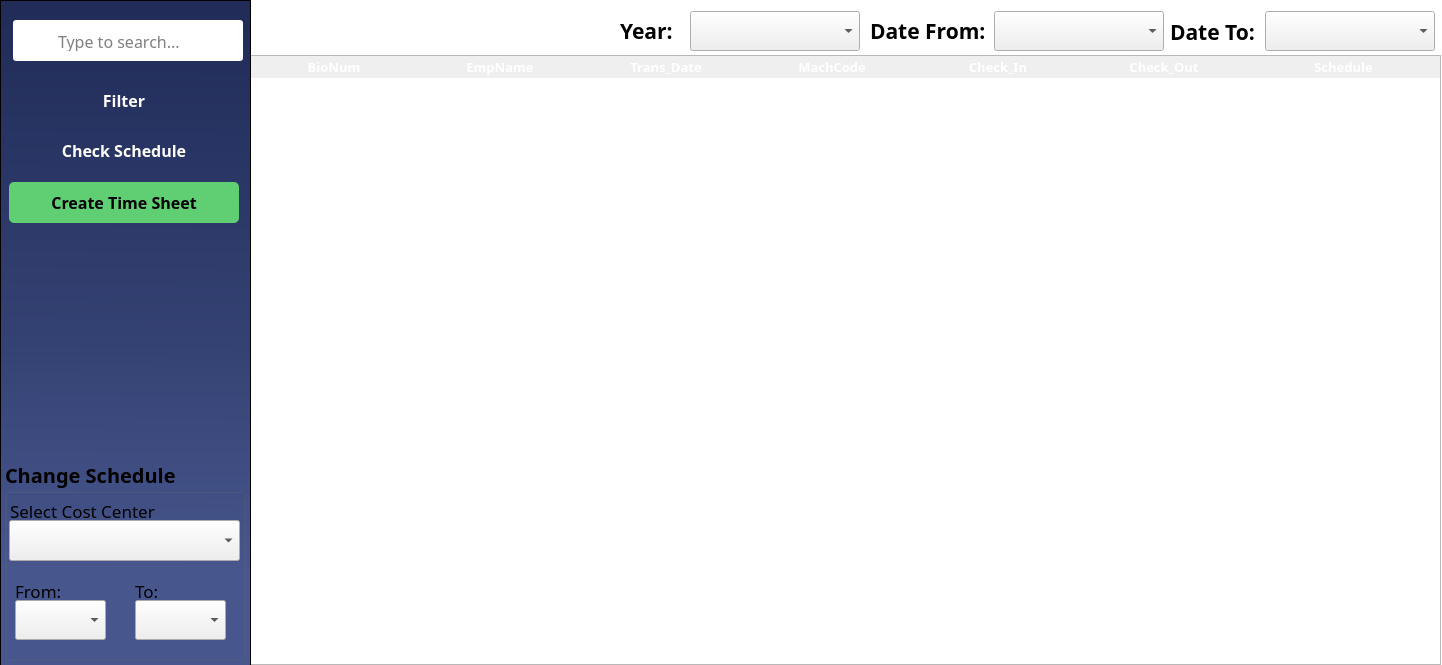
Maze711/systemPayroll, file MainFrame/Resources/UI/timecard.ui: the form before one commit.
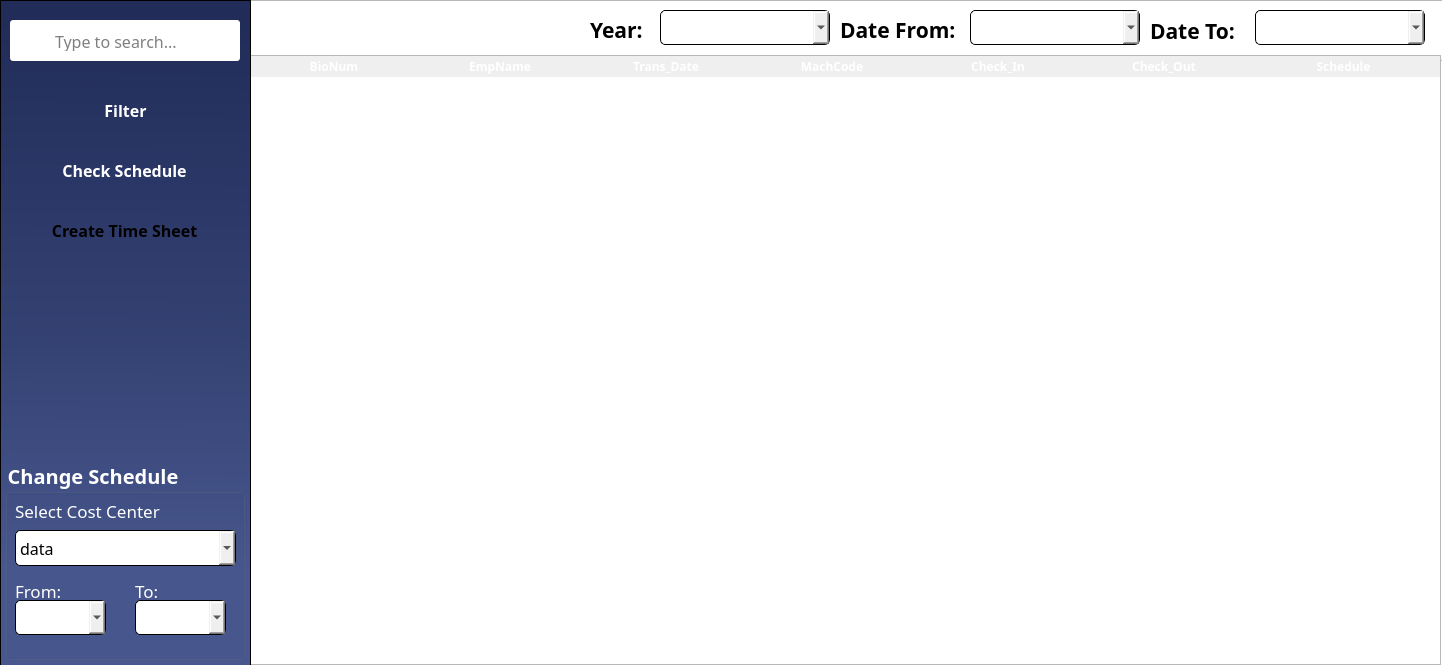
The form after the commit. Icons and pictures are not drawn.

Commit message: Search Function (Timecard)

```diff
--- a/MainFrame/Resources/UI/timecard.ui
+++ b/MainFrame/Resources/UI/timecard.ui
@@ -19,14 +19,14 @@
 }
 
 #btnCheckSched, #btnFilter, #btnCostCenter {
-	background-color: &quot;#344273&quot;;
+	background-color: &quot;#546aba&quot;;
 	color: white;
 	border-radius: 5px;
 }
 
 #btnTimeSheet{
 border-radius: 5px;
-background-color: rgb(96, 206, 114);
+background-color: &quot;#30d977&quot;;
 }</string>
   </property>
   <widget class="QTableWidget" name="TimeListTable">
@@ -47,7 +47,7 @@
    <property name="font">
     <font>
      <family>Poppins SemiBold</family>
-     <pointsize>10</pointsize>
+     <pointsize>12</pointsize>
      <weight>75</weight>
      <bold>true</bold>
     </font>
@@ -64,7 +64,7 @@
 QHeaderView::section {
 	font-family: Poppins;
 	font-weight: bold;
-	font-size: 13px;
+	font-size: 12px;
 	color: white;
 	background-color: &quot;#344273&quot;;
 	border: none;
@@ -193,48 +193,6 @@
     </property>
    </column>
   </widget>
-  <widget class="QLabel" name="lblDateFrom">
-   <property name="geometry">
-    <rect>
-     <x>870</x>
-     <y>10</y>
-     <width>121</width>
-     <height>41</height>
-    </rect>
-   </property>
-   <property name="font">
-    <font>
-     <family>Poppins</family>
-     <pointsize>16</pointsize>
-     <weight>75</weight>
-     <bold>true</bold>
-    </font>
-   </property>
-   <property name="text">
-    <string>Date From:</string>
-   </property>
-  </widget>
-  <widget class="QLabel" name="lblDateTo">
-   <property name="geometry">
-    <rect>
-     <x>1170</x>
-     <y>11</y>
-     <width>91</width>
-     <height>41</height>
-    </rect>
-   </property>
-   <property name="font">
-    <font>
-     <family>Poppins</family>
-     <pointsize>16</pointsize>
-     <weight>75</weight>
-     <bold>true</bold>
-    </font>
-   </property>
-   <property name="text">
-    <string>Date To:</string>
-   </property>
-  </widget>
   <widget class="QFrame" name="sideBar">
    <property name="geometry">
     <rect>
@@ -258,9 +216,9 @@
    <widget class="QPushButton" name="btnTimeSheet">
     <property name="geometry">
      <rect>
-      <x>9</x>
-      <y>182</y>
-      <width>230</width>
+      <x>19</x>
+      <y>210</y>
+      <width>211</width>
       <height>41</height>
      </rect>
     </property>
@@ -291,7 +249,7 @@
    <widget class="QFrame" name="searchBar">
     <property name="geometry">
      <rect>
-      <x>13</x>
+      <x>10</x>
       <y>20</y>
       <width>230</width>
       <height>41</height>
@@ -302,9 +260,9 @@
     </property>
     <property name="styleSheet">
      <string notr="true">#searchBar{
-	border: 1px solid &quot;#344273&quot;;
+	border: 1px solid &quot;#CBD5E0&quot;;
 	border-radius: 3px; 
-	background-color: white;
+ 	background-color: white;
 }</string>
     </property>
     <property name="frameShape">
@@ -313,7 +271,7 @@
     <property name="frameShadow">
      <enum>QFrame::Raised</enum>
     </property>
-    <widget class="QLineEdit" name="txtSearch">
+    <widget class="QLineEdit" name="searchBioNum">
      <property name="geometry">
       <rect>
        <x>43</x>
@@ -377,9 +335,9 @@
    <widget class="QPushButton" name="btnFilter">
     <property name="geometry">
      <rect>
-      <x>9</x>
-      <y>80</y>
-      <width>230</width>
+      <x>20</x>
+      <y>90</y>
+      <width>211</width>
       <height>41</height>
      </rect>
     </property>
@@ -410,9 +368,9 @@
    <widget class="QPushButton" name="btnCheckSched">
     <property name="geometry">
      <rect>
-      <x>9</x>
-      <y>130</y>
-      <width>230</width>
+      <x>19</x>
+      <y>150</y>
+      <width>211</width>
       <height>41</height>
      </rect>
     </property>
@@ -457,6 +415,16 @@
       <bold>true</bold>
      </font>
     </property>
+    <property name="styleSheet">
+     <string notr="true">#groupBox, #lblFromCC, #lblToCC, #lblSelectCC{
+	color: white;
+}
+
+#costCenterBox, #costCenterFrom, #costCenterTo{
+border: 1px solid black;
+border-radius: 5px;
+}</string>
+    </property>
     <property name="title">
      <string>Change Schedule</string>
     </property>
@@ -466,9 +434,15 @@
        <x>130</x>
        <y>140</y>
        <width>91</width>
-       <height>40</height>
+       <height>35</height>
       </rect>
      </property>
+     <property name="font">
+      <font>
+       <family>Poppins</family>
+       <pointsize>12</pointsize>
+      </font>
+     </property>
     </widget>
     <widget class="QComboBox" name="costCenterFrom">
      <property name="geometry">
@@ -476,9 +450,15 @@
        <x>10</x>
        <y>140</y>
        <width>91</width>
-       <height>40</height>
+       <height>35</height>
       </rect>
      </property>
+     <property name="font">
+      <font>
+       <family>Poppins</family>
+       <pointsize>12</pointsize>
+      </font>
+     </property>
     </widget>
     <widget class="QLabel" name="lblToCC">
      <property name="geometry">
@@ -504,7 +484,7 @@
     <widget class="QLabel" name="lblSelectCC">
      <property name="geometry">
       <rect>
-       <x>5</x>
+       <x>10</x>
        <y>40</y>
        <width>211</width>
        <height>21</height>
@@ -525,12 +505,23 @@
     <widget class="QComboBox" name="costCenterBox">
      <property name="geometry">
       <rect>
-       <x>4</x>
-       <y>60</y>
-       <width>231</width>
-       <height>41</height>
+       <x>10</x>
+       <y>70</y>
+       <width>221</width>
+       <height>36</height>
       </rect>
      </property>
+     <property name="font">
+      <font>
+       <family>Poppins</family>
+       <pointsize>12</pointsize>
+      </font>
+     </property>
+     <item>
+      <property name="text">
+       <string>data</string>
+      </property>
+     </item>
     </widget>
     <widget class="QLabel" name="lblFromCC">
      <property name="geometry">
@@ -555,57 +546,150 @@
     </widget>
    </widget>
   </widget>
-  <widget class="QComboBox" name="dateFromCC">
+  <widget class="QFrame" name="header">
    <property name="geometry">
     <rect>
-     <x>994</x>
-     <y>11</y>
-     <width>170</width>
-     <height>40</height>
+     <x>250</x>
+     <y>0</y>
+     <width>1201</width>
+     <height>61</height>
     </rect>
    </property>
-  </widget>
-  <widget class="QComboBox" name="dateToCC">
-   <property name="geometry">
-    <rect>
-     <x>1265</x>
-     <y>11</y>
-     <width>170</width>
-     <height>40</height>
-    </rect>
+   <property name="styleSheet">
+    <string notr="true">#header{
+background-color: &quot;#DCE5FE&quot;;
+}
+
+#yearCC, #dateToCC, #dateFromCC{
+border: 1px solid black;
+border-radius: 5px;
+}
+</string>
    </property>
-  </widget>
-  <widget class="QLabel" name="lblYear">
-   <property name="geometry">
-    <rect>
-     <x>620</x>
-     <y>10</y>
-     <width>71</width>
-     <height>41</height>
-    </rect>
+   <property name="frameShape">
+    <enum>QFrame::StyledPanel</enum>
    </property>
-   <property name="font">
-    <font>
-     <family>Poppins</family>
-     <pointsize>16</pointsize>
-     <weight>75</weight>
-     <bold>true</bold>
-    </font>
+   <property name="frameShadow">
+    <enum>QFrame::Raised</enum>
    </property>
-   <property name="text">
-    <string>Year:</string>
-   </property>
+   <widget class="QLabel" name="lblYear">
+    <property name="geometry">
+     <rect>
+      <x>340</x>
+      <y>9</y>
+      <width>71</width>
+      <height>41</height>
+     </rect>
+    </property>
+    <property name="font">
+     <font>
+      <family>Poppins</family>
+      <pointsize>16</pointsize>
+      <weight>75</weight>
+      <bold>true</bold>
+     </font>
+    </property>
+    <property name="text">
+     <string>Year:</string>
+    </property>
+   </widget>
+   <widget class="QComboBox" name="dateFromCC">
+    <property name="geometry">
+     <rect>
+      <x>720</x>
+      <y>10</y>
+      <width>170</width>
+      <height>35</height>
+     </rect>
+    </property>
+    <property name="font">
+     <font>
+      <family>Poppins</family>
+     </font>
+    </property>
+   </widget>
+   <widget class="QComboBox" name="yearCC">
+    <property name="geometry">
+     <rect>
+      <x>410</x>
+      <y>10</y>
+      <width>170</width>
+      <height>35</height>
+     </rect>
+    </property>
+    <property name="font">
+     <font>
+      <family>Poppins</family>
+     </font>
+    </property>
+    <property name="iconSize">
+     <size>
+      <width>5</width>
+      <height>5</height>
+     </size>
+    </property>
+   </widget>
+   <widget class="QComboBox" name="dateToCC">
+    <property name="geometry">
+     <rect>
+      <x>1005</x>
+      <y>10</y>
+      <width>170</width>
+      <height>35</height>
+     </rect>
+    </property>
+    <property name="font">
+     <font>
+      <family>Poppins</family>
+     </font>
+    </property>
+   </widget>
+   <widget class="QLabel" name="lblDateFrom">
+    <property name="geometry">
+     <rect>
+      <x>590</x>
+      <y>9</y>
+      <width>131</width>
+      <height>41</height>
+     </rect>
+    </property>
+    <property name="font">
+     <font>
+      <family>Poppins</family>
+      <pointsize>16</pointsize>
+      <weight>75</weight>
+      <bold>true</bold>
+     </font>
+    </property>
+    <property name="text">
+     <string>Date From:</string>
+    </property>
+   </widget>
+   <widget class="QLabel" name="lblDateTo">
+    <property name="geometry">
+     <rect>
+      <x>900</x>
+      <y>10</y>
+      <width>101</width>
+      <height>41</height>
+     </rect>
+    </property>
+    <property name="font">
+     <font>
+      <family>Poppins</family>
+      <pointsize>16</pointsize>
+      <weight>75</weight>
+      <bold>true</bold>
+     </font>
+    </property>
+    <property name="text">
+     <string>Date To:</string>
+    </property>
+   </widget>
   </widget>
-  <widget class="QComboBox" name="yearCC">
-   <property name="geometry">
-    <rect>
-     <x>690</x>
-     <y>11</y>
-     <width>170</width>
-     <height>40</height>
-    </rect>
-   </property>
-  </widget>
+  <zorder>header</zorder>
+  <zorder>TimeListTable</zorder>
+  <zorder>sideBar</zorder>
  </widget>
  <resources/>
  <connections/>
```
The commit also changes 4 other files.
